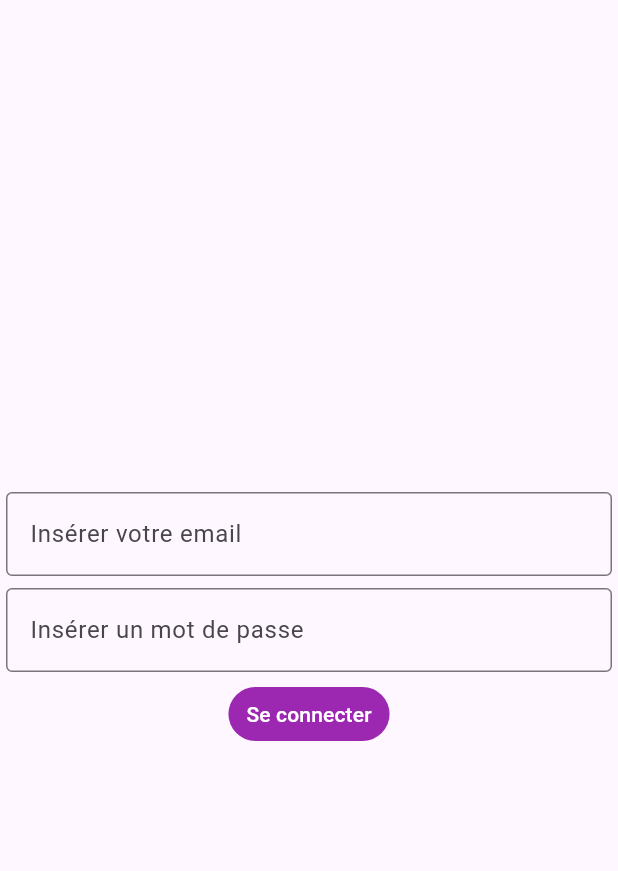
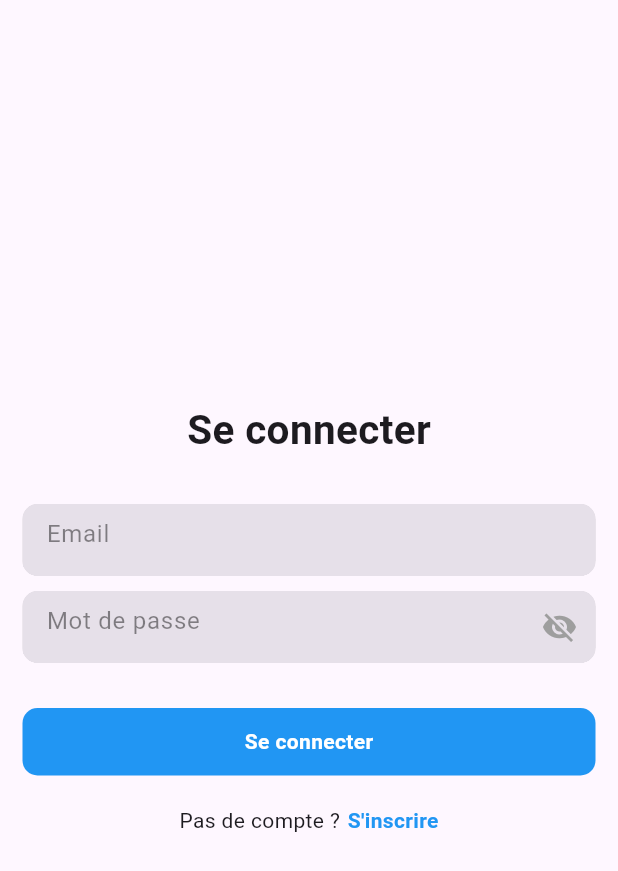
Before and after one commit to Pepapipi/Kapout, a Flutter app: the Login screen opened directly, on a phone screen of 412 x 824 dp. Shown: the top 871 px of the screen. Run offline on Flutter 3.47's test engine with Material 3 defaults, Android fonts, the phone set to English and light mode, and no system bars; our stand-ins replace firebase_auth, firebase_core, fluttertoast; accounts and stored records are empty.

Commit message:
Login & Register

```diff
--- a/lib/main.dart
+++ b/lib/main.dart
@@ -40,7 +40,7 @@ class MyApp extends StatelessWidget {
         useMaterial3: true,
         primarySwatch: Colors.blue,
       ),
-      home: const Register(),
+      home: const Login(),
     );
   }
 }
--- a/lib/pages/authentification/login.dart
+++ b/lib/pages/authentification/login.dart
@@ -1,43 +1,142 @@
+import 'package:firebase_auth/firebase_auth.dart';
 import 'package:flutter/material.dart';
 import 'package:flutter/src/widgets/framework.dart';
 import 'package:flutter/src/widgets/placeholder.dart';
+import 'package:kapout/components/form_container_widget.dart';
+import 'package:kapout/components/toast.dart';
+import 'package:kapout/pages/authentification/register.dart';
+import 'package:kapout/services/firebase_auth_service.dart';
 
-class Login extends StatelessWidget {
+class Login extends StatefulWidget {
   const Login({super.key});
 
   @override
+  State<Login> createState() => _LoginState();
+}
+
+class _LoginState extends State<Login> {
+  final FirebaseAuthService _auth = FirebaseAuthService();
+
+  final TextEditingController _emailController = TextEditingController();
+  final TextEditingController _passwordController = TextEditingController();
+
+  bool isSigningIn = false;
+
+    @override
+  void dispose() {
+    _emailController.dispose();
+    _passwordController.dispose();
+    super.dispose();
+  }
+
+
+  @override
   Widget build(BuildContext context) {
+
     return Scaffold(
-      body: Column(mainAxisAlignment: MainAxisAlignment.center, children: [
-        Padding(
-          padding: const EdgeInsets.all(4),
-          child: TextFormField(
-            decoration: const InputDecoration(
-              border: OutlineInputBorder(),
-              hintText: 'Insérer votre email',
-            ),
-          ),
+      body: Center(
+        child: Padding(
+          padding: const EdgeInsets.symmetric(horizontal: 15),
+          child: Column(
+            mainAxisAlignment: MainAxisAlignment.center,
+            children: [
+              const Text(
+                "Se connecter",
+                style: TextStyle(fontSize: 27, fontWeight: FontWeight.bold),
+              ),
+              const SizedBox(
+                height: 30,
+              ),
+              FormContainerWidget(
+                controller: _emailController,
+                hintText: "Email",
+                isPasswordField: false,
+              ),
+              const SizedBox(
+                height: 10,
+              ),
+              FormContainerWidget(
+                controller: _passwordController,
+                hintText: "Mot de passe",
+                isPasswordField: true,
+              ),
+
+              SizedBox(
+                height: 30,
+              ),
+              GestureDetector(
+                onTap: () {
+                  _signIn();
+                },
+                child: Container(
+                  width: double.infinity,
+                  height: 45,
+                  decoration: BoxDecoration(
+                    color: Colors.blue,
+                    borderRadius: BorderRadius.circular(10),
+                  ),
+                  child: Center(
+                      child: isSigningIn
+                          ? const CircularProgressIndicator(
+                              color: Colors.white,
+                            )
+                          : const Text(
+                              "Se connecter",
+                              style: TextStyle(
+                                  color: Colors.white,
+                                  fontWeight: FontWeight.bold),
+                            )),
+                ),
+              ),
+              const SizedBox(
+                height: 20,
+              ),
+              Row(
+                mainAxisAlignment: MainAxisAlignment.center,
+                children: [
+                  const Text("Pas de compte ?"),
+                  const SizedBox(
+                    width: 5,
+                  ),
+                  GestureDetector(
+                      onTap: () {
+                        Navigator.pushAndRemoveUntil(
+                            context,
+                            MaterialPageRoute(
+                                builder: (context) => const Register()),
+                            (route) => false);
+                      },
+                      child: const Text(
+                        "S'inscrire",
+                        style: TextStyle(
+                            color: Colors.blue, fontWeight: FontWeight.bold),
+                      ))
+                ],
+              )
+          ]),
         ),
-        Padding(
-          padding: const EdgeInsets.all(4),
-          child: TextFormField(
-            decoration: const InputDecoration(
-              border: OutlineInputBorder(),
-              hintText: 'Insérer un mot de passe',
-            ),
-            obscureText: true,
-          ),
-        ),
-        TextButton(
-          style: ButtonStyle(
-              backgroundColor: MaterialStateProperty.all<Color>(Colors.purple),
-              foregroundColor: MaterialStateProperty.all<Color>(Colors.white),
-              minimumSize:
-                  MaterialStateProperty.all(const Size.fromRadius(10))),
-          onPressed: () {},
-          child: const Text('Se connecter'),
-        )
-      ]),
+      ),
     );
   }
+
+  void _signIn() async {
+    setState(() {
+      isSigningIn = true;
+    });
+
+    String email = _emailController.text;
+    String password = _passwordController.text;
+
+    User? user = await _auth.signInWithEmailAndPassword(email, password);
+
+    setState(() {
+      isSigningIn = false;
+    });
+    if (user != null) {
+      showToast(message: "User is successfully connected");
+      Navigator.pushNamed(context, "/home");
+    } else {
+      showToast(message: "Some error happend");
+    }
+  }
 }
--- a/pubspec.yaml
+++ b/pubspec.yaml
@@ -38,6 +38,7 @@ dependencies:
   firebase_core: ^2.27.1
   firebase_auth: ^4.6.3
   fluttertoast: ^8.2.4
+  cloud_firestore: ^4.15.10
 
 dev_dependencies:
   flutter_test:
```
Also changed, not shown: lib/pages/authentification/register.dart (+6 -7 lines), pubspec.lock, 3 other files.
